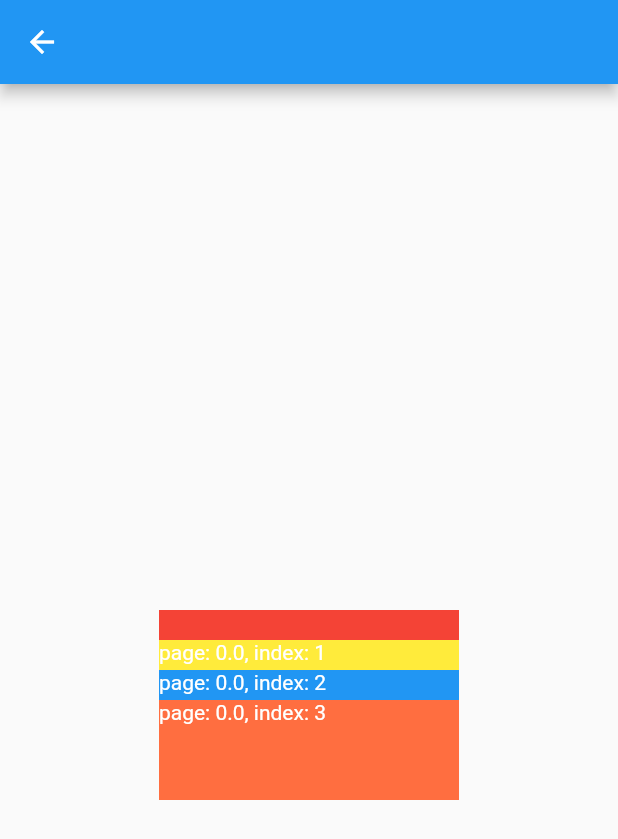
After one commit to hujiejeff/learn-flutter, a Flutter app: the screen it shows after launch, after a tap on "飞卡demo", on a phone screen of 412 x 824 dp. The commit adds this screen. Shown: the top 839 px of the screen. Run offline on Flutter 3.47's test engine with Material 2 defaults, Android fonts, the phone set to English and light mode, and no system bars.

Commit message:
viewpager demo

````diff
--- a/lib/main.dart
+++ b/lib/main.dart
@@ -1,7 +1,11 @@
+import 'dart:math';
+import 'dart:ui';
+
 import 'package:flutter/material.dart';
 import 'package:learn_flutter/page/route_pager_anim_demo.dart';
 import 'package:learn_flutter/page/route_flip_clock_demo.dart';
 import 'package:learn_flutter/page/route_custom_flow_layout_demo.dart';
+import 'package:learn_flutter/page/route_slide_card_demo.dart';
 
 void main() {
   runApp(const MyApp());
@@ -70,11 +74,22 @@ class _MyHomePageState extends State<MyHomePage> {
                 }));
               },
             ),
+            Transform.rotate(
+              angle: pi/2,
+              child: ElevatedButton(
+                child: Text('自定义Layout'),
+                onPressed: () {
+                  Navigator.push(context, MaterialPageRoute(builder: (context) {
+                    return RouteCustomFlowLayoutDemo();
+                  }));
+                },
+              ),
+            ),
             ElevatedButton(
-              child: Text('自定义Layout'),
+              child: Text('飞卡demo'),
               onPressed: () {
                 Navigator.push(context, MaterialPageRoute(builder: (context) {
-                  return  RouteCustomFlowLayoutDemo();
+                  return  RouteSlideCardDemo();
                 }));
               },
             ),
--- /dev/null
+++ b/lib/page/ClipTransform.dart
@@ -0,0 +1,66 @@
+
+import 'package:flutter/material.dart';
+import 'package:flutter/widgets.dart';
+import 'package:learn_flutter/page/view_page.dart';
+
+class ClipTransform extends StaticTransform {
+  ClipTransform();
+
+  @override
+  Widget horizontal(double aniValue, int index, double page, Widget child) {
+    print("horizontal");
+    if (page == index) {
+      return child;
+    } else if (page > index) {
+      return super.horizontal(aniValue, index, page, child);
+    } else {
+      return ClipRect(
+        child: Align(
+          widthFactor: aniValue,
+          child: super.horizontal(aniValue, index, page, child),
+        ),
+      );
+    }
+  }
+
+  @override
+  Widget vertical(double aniValue, int index, double page, Widget child) {
+    if (page == index) {
+      return child;
+    } else if (page > index) {
+      return child;
+    } else {
+      return LayoutBuilder(builder: (context, constraints) {
+        Widget tran =  Transform(
+          transform: Matrix4.translationValues(
+              0, (index - page) * -(constraints.maxHeight - 20), 0),
+          child: Stack(
+            children: [
+              child,
+              Text("page: $page, index: $index", style: TextStyle(color: Colors.white),)
+            ],
+          ),
+        );
+        return tran;
+
+
+      });
+    }
+  }
+
+/*  @override
+  Widget vertical(double aniValue, int index, double page, Widget child) {
+    if (page == index) {
+      return child;
+    } else if (page > index) {
+      return super.vertical(aniValue, index, page, child);
+    } else {
+      return ClipRect(
+        child: Align(
+          widthFactor: aniValue,
+          child: super.vertical(aniValue, index, page, child),
+        ),
+      );
+    }
+  }*/
+}
--- /dev/null
+++ b/lib/page/custom_page_view.dart
@@ -0,0 +1,5 @@
+import 'package:flutter/material.dart';
+
+class MyPageView extends PageController {
+
+}
--- /dev/null
+++ b/lib/page/route_slide_card_demo.dart
@@ -0,0 +1,202 @@
+import 'package:flutter/material.dart';
+import 'package:learn_flutter/page/view_page.dart';
+
+import 'ClipTransform.dart';
+
+class RouteSlideCardDemo extends StatelessWidget {
+  RouteSlideCardDemo({Key? key}) : super(key: key);
+
+  @override
+  Widget build(BuildContext context) {
+    return Scaffold(
+      appBar: AppBar(),
+      body: Center(
+          child: Container(
+        width: 200,
+        height: 400,
+        // child: PageView.builder(
+        //     controller: _pageController,
+        //     itemCount: colors.length,
+        //     scrollDirection: Axis.vertical,
+        //     itemBuilder: itemBuilder),
+        child: PageViewJ(
+          itemCount: colors.length,
+          modifier: const Modifier(
+              scrollDirection: Axis.vertical, viewportFraction: 1 / 6),
+          transform: ClipTransform(),
+          itemBuilder: (context, index) {
+            return KeepAliveWrapper(child: ColorBox(index: index));
+          },
+        ),
+      )),
+    );
+  }
+
+  final PageController _pageController = PageController(viewportFraction: 0.8);
+
+  List<Color> colors = [
+    Colors.red,
+    Colors.yellow,
+    Colors.blue,
+    Colors.deepOrangeAccent,
+    Colors.cyan,
+    Colors.lightGreen,
+  ];
+  List<String> imgs = [
+    'images/img_2.png',
+    'images/img_1.png',
+    'images/img_2.png',
+    'images/img_1.png'
+  ];
+
+  Widget itemBuilder(BuildContext context, int index) {
+    double page = pageSafe(_pageController);
+    double aniValue = 1 - (page - index).abs();
+    Widget widget = Container(
+      alignment: Alignment.topCenter,
+      color: colors[index],
+      child: Text("indeex: $index, page: $page"),
+    );
+    return widget;
+  }
+
+  Widget transformWrap(Widget child, double page, int index, double aniValue) {
+    print("transformWrap" +
+        child.toString() +
+        ":" +
+        index.toString() +
+        ":" +
+        page.toString());
+
+    return LayoutBuilder(builder: (context, constraints) {
+      double offsetY = -constraints.maxHeight;
+      if (page == index) {
+        offsetY = 0;
+      } else if (page > index) {
+        offsetY = constraints.maxHeight;
+      } else if (page < index) {
+        offsetY = -constraints.maxHeight;
+      }
+      return Transform.translate(
+        offset: Offset(0, 0),
+        child: child,
+      );
+    });
+    // return LayoutBuilder(builder: (context, constraints) {
+    //   double scale = 1;
+    //   // double offsetY = -constraints.maxHeight;
+    //   return Transform(
+    //     alignment: Alignment.centerLeft,
+    //     transform: Matrix4.identity()
+    //
+    //       ..scale(1)
+    //       ..translate(0, 0),
+    //     child: child,
+    //   );
+    // });
+  }
+
+  double pageSafe(PageController pageController) {
+    if (!pageController.position.hasContentDimensions ||
+        pageController.page == null) {
+      return 0;
+    } else {
+      return pageController.page!;
+    }
+  }
+}
+
+class ColorBox extends StatefulWidget {
+  int index;
+
+  ColorBox({Key? key, required this.index}) : super(key: key);
+
+  @override
+  _ColorBoxState createState() => _ColorBoxState();
+}
+
+class _ColorBoxState extends State<ColorBox>
+    with AutomaticKeepAliveClientMixin {
+  bool _checked = false;
+
+  @override
+  void initState() {
+    super.initState();
+    _checked = false;
+    print('-----_ColorBoxState#initState---${widget.index}-------');
+  }
+
+  @override
+  void dispose() {
+    print('-----_ColorBoxState#dispose---${widget.index}-------');
+    super.dispose();
+  }
+
+  List<Color> colors = [
+    Colors.red,
+    Colors.yellow,
+    Colors.blue,
+    Colors.deepOrangeAccent,
+    Colors.cyan,
+    Colors.lightGreen,
+  ];
+  List<String> imgs = [
+    'images/img_2.png',
+    'images/img_1.png',
+    'images/img_2.png',
+    'images/img_1.png'
+  ];
+
+  @override
+  Widget build(BuildContext context) {
+    super.build(context);
+    return Container(
+      alignment: Alignment.bottomCenter,
+      color: colors[widget.index],
+      // child: Image.asset(
+      //   imgs[widget.index],
+      //   fit: BoxFit.cover,
+      // ),
+    );
+  }
+
+  String colorString(Color color) =>
+      "#${color.value.toRadixString(16).padLeft(8, '0').toUpperCase()}";
+
+  @override
+  bool get wantKeepAlive => true;
+}
+
+class KeepAliveWrapper extends StatefulWidget {
+  const KeepAliveWrapper({
+    Key? key,
+    this.keepAlive = true,
+    required this.child,
+  }) : super(key: key);
+  final bool keepAlive;
+  final Widget child;
+
+  @override
+  _KeepAliveWrapperState createState() => _KeepAliveWrapperState();
+}
+
+class _KeepAliveWrapperState extends State<KeepAliveWrapper>
+    with AutomaticKeepAliveClientMixin {
+  @override
+  Widget build(BuildContext context) {
+    super.build(context);
+    return widget.child;
+  }
+
+  @override
+  void didUpdateWidget(covariant KeepAliveWrapper oldWidget) {
+    if (oldWidget.keepAlive != widget.keepAlive) {
+      // keepAlive 状态需要更新，实现在 AutomaticKeepAliveClientMixin 中
+      updateKeepAlive();
+    }
+    super.didUpdateWidget(oldWidget);
+  }
+
+  @override
+  bool get wantKeepAlive => widget.keepAlive;
+}
--- /dev/null
+++ b/lib/page/view_page.dart
@@ -0,0 +1,227 @@
+import 'package:flutter/gestures.dart';
+import 'package:flutter/material.dart';
+import 'package:flutter/widgets.dart';
+
+typedef AniItemBuilder = Widget Function(BuildContext context, int index, double page, double aniValue);
+
+class PageViewJ extends StatefulWidget {
+  final IndexedWidgetBuilder? itemBuilder;
+  final AniItemBuilder? aniItemBuilder;
+  final ValueChanged<int>? onPageChanged;
+  final PageController? controller;
+  final PageTransform? transform;
+  final Modifier modifier;
+  final int? cacheItemSize;
+  final int? itemCount;
+
+  const PageViewJ({
+    Key? key,
+    required this.itemBuilder,
+    this.modifier = const Modifier(),
+    this.onPageChanged,
+    this.controller,
+    this.itemCount,
+    this.cacheItemSize = 4,
+    this.transform,
+  })  : aniItemBuilder = null,
+        super(key: key);
+
+  const PageViewJ.aniBuilder({
+    Key? key,
+    required this.aniItemBuilder,
+    this.modifier = const Modifier(),
+    this.controller,
+    this.itemCount,
+  })  : itemBuilder = null,
+        onPageChanged = null,
+        transform = null,
+        cacheItemSize = 0,
+        super(key: key);
+
+  @override
+  _PageViewJState createState() => _PageViewJState();
+}
+
+class _PageViewJState extends State<PageViewJ> {
+  Map<int, Widget> cache = {};
+  List<int> cacheIndexs = [];
+  late PageController _pageController;
+
+  @override
+  void initState() {
+    super.initState();
+    _pageController = widget.controller ??
+        PageController(initialPage: widget.modifier.initialPage, viewportFraction: widget.modifier.viewportFraction);
+    widget.transform?.modifier = widget.modifier;
+  }
+
+  @override
+  void dispose() {
+    _pageController.dispose();
+    super.dispose();
+  }
+
+  @override
+  Widget build(BuildContext context) {
+    widget.transform?.modifier = widget.modifier;
+    return PageView.builder(
+      scrollDirection: widget.modifier.scrollDirection,
+      controller: _pageController,
+      padEnds: widget.modifier.padEnds,
+      itemCount: widget.itemCount,
+      physics: widget.modifier.physics,
+      allowImplicitScrolling: widget.modifier.allowImplicitScrolling,
+      clipBehavior: widget.modifier.clipBehavior,
+      scrollBehavior: widget.modifier.scrollBehavior,
+      dragStartBehavior: widget.modifier.dragStartBehavior,
+      reverse: widget.modifier.reverse,
+      itemBuilder: (BuildContext context, int index) {
+        if (widget.aniItemBuilder != null) {
+          return aniBuildItem(index, widget.aniItemBuilder);
+        }
+        return itemAniTransform(index, context);
+      },
+      onPageChanged: widget.onPageChanged,
+    );
+  }
+
+  Widget aniBuildItem(int index, aniItemBuilder) {
+    ///开始做动画
+    return AnimatedBuilder(
+        animation: _pageController,
+        builder: (context, child) {
+          double page = pageSafe(_pageController);
+          final double aniValue = 1 - (page - index).abs();
+          return aniItemBuilder(context, index, page, aniValue);
+        });
+  }
+
+  Widget itemAniTransform(int index, BuildContext context) {
+    Widget? item = cache[index];
+    if (item == null) {
+      item = widget.itemBuilder!(context, index);
+      cache[index] = item;
+      cacheIndexs.add(index);
+      if (cacheIndexs.length > widget.cacheItemSize!) {
+        cache.remove(cacheIndexs.removeAt(0));
+      }
+    }
+
+    ///开始做动画
+    return AnimatedBuilder(
+        animation: _pageController,
+        builder: (context, child) {
+          double page = pageSafe(_pageController);
+          final double changing = 1 - (page - index).abs();
+          if (widget.transform == null) {
+            return item!;
+          }
+          return widget.transform!.transform(index, page, changing, item!);
+        });
+  }
+
+  double pageSafe(PageController pageController) {
+    if (!pageController.position.hasContentDimensions || pageController.page == null) {
+      return 0;
+    } else {
+      return pageController.page!;
+    }
+  }
+}
+
+abstract class PageTransform {
+  Modifier? modifier;
+
+  PageTransform();
+
+  ///
+  /// ```dart
+  ///  if (page == index) {
+  ///     /// 静止状态
+  ///   } else if (page > index) {
+  ///       <---- n+1页面出来 (index = n ; aniValue  1-0)
+  ///       -----> n-1页面出来 (index = n-1 ; aniValue  0-1)
+  ///   } else {
+  ///       <---- n+1页面出来 (index = n+1 ; aniValue  0-1)
+  ///       -----> n-1页面出来 (index = n ; aniValue  1-0)
+  ///   }
+  Widget transform(int index, double page, double aniValue, Widget child);
+}
+
+class Modifier {
+  final PageController? controller;
+  final double viewportFraction;
+  final Axis scrollDirection;
+  final bool reverse;
+  final ScrollPhysics? physics;
+  final bool pageSnapping;
+  final ValueChanged<int>? onPageChanged;
+  final DragStartBehavior dragStartBehavior;
+  final bool allowImplicitScrolling;
+  final String? restorationId;
+  final Clip clipBehavior;
+  final ScrollBehavior? scrollBehavior;
+  final bool padEnds;
+  final int initialPage;
+
+  const Modifier({
+    this.scrollDirection = Axis.horizontal,
+    this.initialPage = 0,
+    this.reverse = false,
+    this.viewportFraction = 1.0,
+    this.controller,
+    this.physics,
+    this.pageSnapping = true,
+    this.onPageChanged,
+    this.dragStartBehavior = DragStartBehavior.start,
+    this.allowImplicitScrolling = false,
+    this.restorationId,
+    this.clipBehavior = Clip.hardEdge,
+    this.scrollBehavior,
+    this.padEnds = true,
+  });
+}
+
+class StaticTransform extends PageTransform {
+  StaticTransform();
+
+  @override
+  Widget transform(int index, double page, double aniValue, Widget child) {
+    if (page == index) {
+      return child;
+    }
+    if (modifier?.scrollDirection == Axis.vertical) {
+      return vertical(aniValue, index, page, child);
+    } else {
+      return horizontal(aniValue, index, page, child);
+    }
+  }
+
+  Widget horizontal(double aniValue, int index, double page, Widget child) {
+    if (page == index) {
+      return child;
+    } else if (page > index) {
+      return LayoutBuilder(builder: (context, constraints) {
+        return Transform.translate(offset: Offset(constraints.maxWidth * (1 - aniValue), 0), child: child);
+      });
+    } else {
+      return LayoutBuilder(builder: (context, constraints) {
+        return Transform.translate(offset: Offset(-constraints.maxWidth * (1 - aniValue), 0), child: child);
+      });
+    }
+  }
+
+  Widget vertical(double aniValue, int index, double page, Widget child) {
+    if (page == index) {
+      return child;
+    } else if (page > index) {
+      return LayoutBuilder(builder: (context, constraints) {
+        return Transform.translate(offset: Offset(0, constraints.maxHeight * (1 - aniValue)), child: child);
+      });
+    } else {
+      return LayoutBuilder(builder: (context, constraints) {
+        return Transform.translate(offset: Offset(0, -constraints.maxHeight * (1 - aniValue)), child: child);
+      });
+    }
+  }
+}
````
